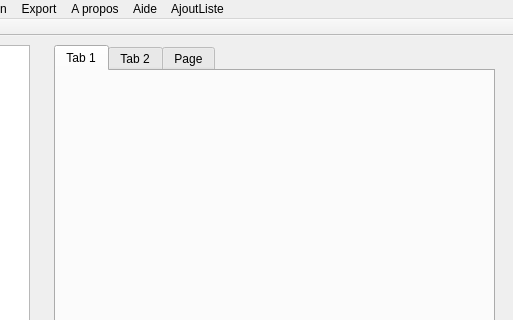
Above: ProjetPriseDeNote/mainwindow.ui from Simobain/MotDit before the change; both pictures show x 90 to 603 and y 0 to 320 of the 603 by 429 pixel window. Below: the same form after it.
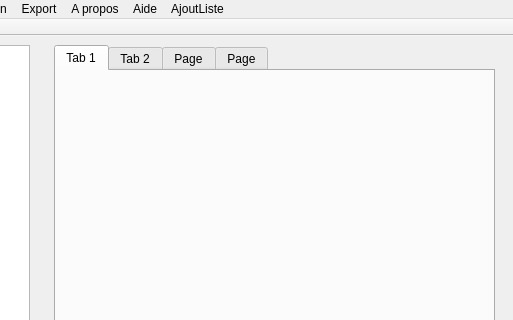
That is the form after the change.

What changed in the file:
```diff
--- a/ProjetPriseDeNote/mainwindow.ui
+++ b/ProjetPriseDeNote/mainwindow.ui
@@ -53,6 +53,11 @@
       <string>Page</string>
      </attribute>
     </widget>
+    <widget class="QWidget" name="tab_2">
+     <attribute name="title">
+      <string>Page</string>
+     </attribute>
+    </widget>
    </widget>
   </widget>
   <widget class="QMenuBar" name="menuBar">
```
